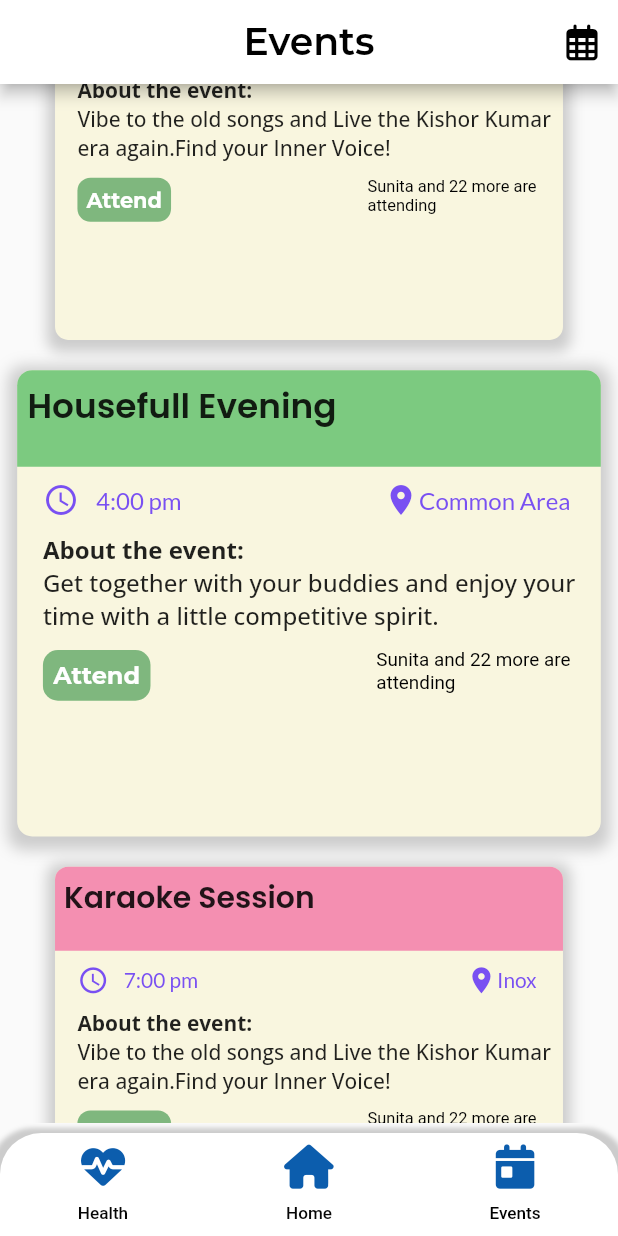
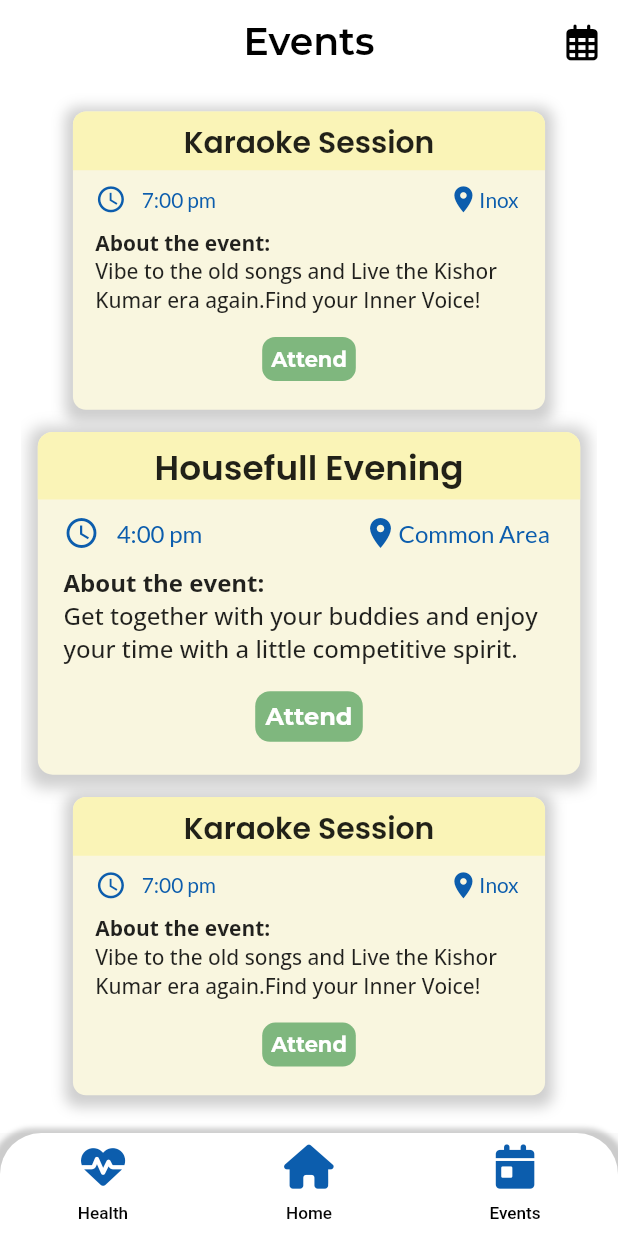
Before and after one commit to IEEE-SB-VIT-Pune/Sahayog, a Flutter app: the screen it shows once a user with an empty profile is signed in, item 3 of the bottom bar chosen, on a phone screen of 412 x 824 dp. Run offline on Flutter 3.47's test engine with Material 2 defaults, Android fonts, the phone set to English and light mode, and no system bars; drawn by our look-alikes of carousel_slider; our stand-ins replace cloud_firestore, firebase_auth, firebase_core, flutter_svg, fluttertoast, font_awesome_flutter and 2 more; accounts and stored records are empty; network calls fail; Roboto replaces fonts that are missing (Monda); project files that could hold a hidden picture were left out.

Commit message:
minor changes

```diff
--- a/lib/screens/Events/event_page.dart
+++ b/lib/screens/Events/event_page.dart
@@ -30,7 +30,10 @@ class VerticalSlider extends StatelessWidget {
     var w = MediaQuery.of(context).size.width;
 
     return Scaffold(
+      backgroundColor: Colors.white,
       appBar: AppBar(
+
+        elevation: 0,
         centerTitle: true,
         title: Text(
           'Events',
@@ -51,11 +54,13 @@ class VerticalSlider extends StatelessWidget {
           ),
         ],
       ),
-      body: ListView(children: [
+      body: Padding(
+        padding:  EdgeInsets.only(right:12*w/360,left:12*w/360),
+        child: ListView(children: [
           CarouselSlider(
             options: CarouselOptions(
               height: h / 1.19,
-            viewportFraction: 0.449,
+              viewportFraction: 0.33,
               enlargeCenterPage: true,
               scrollDirection: Axis.vertical,
               autoPlay: false,
@@ -63,6 +68,7 @@ class VerticalSlider extends StatelessWidget {
             items: EventCardList,
           ),
         ]),
+      ),
     );
   }
 }
--- a/lib/screens/Events/listEvent.dart
+++ b/lib/screens/Events/listEvent.dart
@@ -8,8 +8,16 @@ final List<Widget> EventCardList = [
         'Get together with your buddies and enjoy your time with a little competitive spirit. ',
     Location: "Common Area ",
     Time: "4:00 pm",
-    Colorpick: 1,
-    BorderColor: 0,
+
+    CardColor: 0,
+  ),
+  EventCard(
+    Event: "Karaoke Session",
+    About:
+        'Vibe to the old songs and Live the Kishor Kumar era again.Find your Inner Voice! ',
+    Location: "Inox ",
+    Time: "7:00 pm",
+
     CardColor: 1,
   ),
   EventCard(
@@ -18,18 +26,7 @@ final List<Widget> EventCardList = [
         'Vibe to the old songs and Live the Kishor Kumar era again.Find your Inner Voice! ',
     Location: "Inox ",
     Time: "7:00 pm",
-    Colorpick: 0,
-    BorderColor: 0,
-    CardColor: 1,
-  ),
-  EventCard(
-    Event: "Karaoke Session",
-    About:
-        'Vibe to the old songs and Live the Kishor Kumar era again.Find your Inner Voice! ',
-    Location: "Inox ",
-    Time: "7:00 pm",
-    Colorpick: 0,
-    BorderColor: 0,
+
     CardColor: 1,
   ),
 ];
--- a/lib/screens/Settings/Profile_Display.dart
+++ b/lib/screens/Settings/Profile_Display.dart
@@ -3,6 +3,7 @@ import 'package:firebase_auth/firebase_auth.dart';
 import 'package:flutter/material.dart';
 import 'package:google_fonts/google_fonts.dart';
 import 'package:ieee_app_project/models/user_model.dart';
+import 'package:ieee_app_project/screens/Settings/Profile_Create.dart';
 import 'package:ieee_app_project/screens/Settings/password.dart';
 import 'package:ieee_app_project/screens/Settings/profile.dart';
 
@@ -233,7 +234,7 @@ class _ProfileDisplayState extends State<ProfileDisplay> {
                             Navigator.push(
                                 context,
                                 MaterialPageRoute(
-                                    builder: (context) => ProfilePage()));
+                                    builder: (context) => ProfileCreate()));
                           },
                           child: Row(
                             children: [
@@ -253,6 +254,7 @@ class _ProfileDisplayState extends State<ProfileDisplay> {
                             ],
                           ),
                         ),
+
                       ])),
             )
           ],
--- a/lib/widgets/event_card.dart
+++ b/lib/widgets/event_card.dart
@@ -2,26 +2,23 @@ import 'package:flutter/material.dart';
 import 'package:google_fonts/google_fonts.dart';
 
 List<List<Color>> cardsColor = [
-  [Colors.red.shade100, Colors.pink.shade200],
-  [Color.fromARGB(255, 158, 211, 160), Color.fromARGB(255, 124, 202, 128)],
-  [Colors.blue.shade100, Colors.blue.shade300],
+  [Color(0xffFAF4B7), Color(0xffFAF4B7)],
+  [Color(0xffFAF4B7), Color(0xffFAF4B7)],
+  [Color(0xffFAF4B7), Color(0xffFAF4B7)],
 ];
-
 class EventCard extends StatefulWidget {
   String Event = '';
   String About = '';
   String Location = '';
   String Time = '';
-  int Colorpick;
-  int BorderColor;
+
   int CardColor;
   EventCard(
       {required this.Event,
       required this.About,
       required this.Location,
       required this.Time,
-      required this.Colorpick,
-      required this.BorderColor,
+
       required this.CardColor});
 
   @override
@@ -34,9 +31,8 @@ class _EventCardState extends State<EventCard> {
     var h, w;
     h = MediaQuery.of(context).size.height;
     w = MediaQuery.of(context).size.width;
-    return InkWell(
-        child: Container(
-      height: 500 * h / 640,
+    return Container(
+      height: 300 * h / 640,
       margin: EdgeInsets.only(right: 10.0 * w / 360, left: 10.0 * w / 360),
       decoration: BoxDecoration(boxShadow: [
     BoxShadow(
@@ -45,27 +41,34 @@ class _EventCardState extends State<EventCard> {
       blurRadius: 7 * w / 360,
       offset: Offset(0, 3),
     )
-      ], color: Color(0XffF9F6DF), borderRadius: BorderRadius.circular(10.0)),
+      ],
+      color: Color(0XffF9F6DF), borderRadius: BorderRadius.circular(10.0)),
       child: Column(
-        crossAxisAlignment: CrossAxisAlignment.start,
     children: [
       Container(
-            height: 50 * h / 640,
+        height: 35 * h / 640,
         decoration: BoxDecoration(
           borderRadius: BorderRadius.only(
             topLeft: Radius.circular(10),
             topRight: Radius.circular(10),
           ),
-              color: cardsColor[widget.Colorpick][widget.CardColor],
+          color: cardsColor[widget.CardColor][widget.CardColor],
         ),
         width: double.maxFinite,
         child: Padding(
           padding: EdgeInsets.all(6.0 * w / 360),
+          child: Center(
             child: Text(widget.Event,
                 style: GoogleFonts.poppins(
                     fontSize: 20 * w / 360, fontWeight: FontWeight.w600)),
           ),
         ),
+      ),
+      Column(
+        mainAxisAlignment: MainAxisAlignment.spaceEvenly,
+        crossAxisAlignment: CrossAxisAlignment.start,
+        children: [
+
           Row(
             mainAxisAlignment: MainAxisAlignment.spaceBetween,
             children: [
@@ -79,14 +82,14 @@ class _EventCardState extends State<EventCard> {
                   children: [
                     Icon(
                       Icons.access_time,
-                      color: Color(0Xff7950F2),
+                      color: Color(0Xff0C5DAD),
                     ),
                     Padding(
                       padding: EdgeInsets.only(left: 10 * w / 360),
                       child: Text(
                         widget.Time,
                         style: GoogleFonts.lato(
-                            fontSize: 14 * w / 360, color: Color(0Xff7950F2)),
+                            fontSize: 14 * w / 360, color: Color(0Xff0C5DAD)),
                         textDirection: TextDirection.ltr,
                       ),
                     ),
@@ -101,11 +104,11 @@ class _EventCardState extends State<EventCard> {
                 ),
                 child: Row(
                   children: [
-                    Icon(Icons.location_on_sharp, color: Color(0Xff7950F2)),
+                    Icon(Icons.location_on_sharp, color: Color(0Xff0C5DAD)),
                     Text(
                       widget.Location,
                       style: GoogleFonts.lato(
-                          fontSize: 14 * w / 360, color: Color(0Xff7950F2)),
+                          fontSize: 14 * w / 360, color: Color(0Xff0C5DAD)),
                     )
                   ],
                 ),
@@ -121,19 +124,14 @@ class _EventCardState extends State<EventCard> {
             ),
           ),
           Padding(
-            padding: EdgeInsets.only(left: 15 * w / 360, bottom: 8 * h / 640),
+            padding:  EdgeInsets.only(left:15.0*w/360,bottom: 15.0*w/360),
             child: Text(
               widget.About,
               style: GoogleFonts.openSans(
                   fontSize: 14 * w / 360, fontWeight: FontWeight.w500),
             ),
           ),
-          Row(
-            mainAxisAlignment: MainAxisAlignment.spaceBetween,
-            children: [
-              Padding(
-                padding:
-                    EdgeInsets.only(left: 15.0 * w / 360, bottom: 10 * h / 640),
+          Center(
             child: Container(
                 decoration: BoxDecoration(
                     color: Color(0Xff7FB77E),
@@ -149,21 +147,10 @@ class _EventCardState extends State<EventCard> {
                   ),
                 )),
           ),
-              Padding(
-                padding:
-                    EdgeInsets.only(right: 15 * w / 360, bottom: 15 * h / 640),
-                child: Text(
-                  "Sunita and 22 more are \nattending",
-                  style: GoogleFonts.monda(
-                      fontWeight: FontWeight.w400,
-                      fontSize: 11 * w / 360,
-                      color: Color.fromARGB(255, 0, 0, 0)),
-                ),
-              )
         ],
       ),
     ],
       ),
-    ));
+    );
   }
 }
```
Also changed, not shown: lib/app_style/colors.dart (+11 -11 lines), lib/screens/Settings/Profile_Create.dart (added, +216 -0 lines), lib/screens/Settings/profile.dart (+34 -73 lines). Lines whose indentation alone changed are shown as unchanged.
